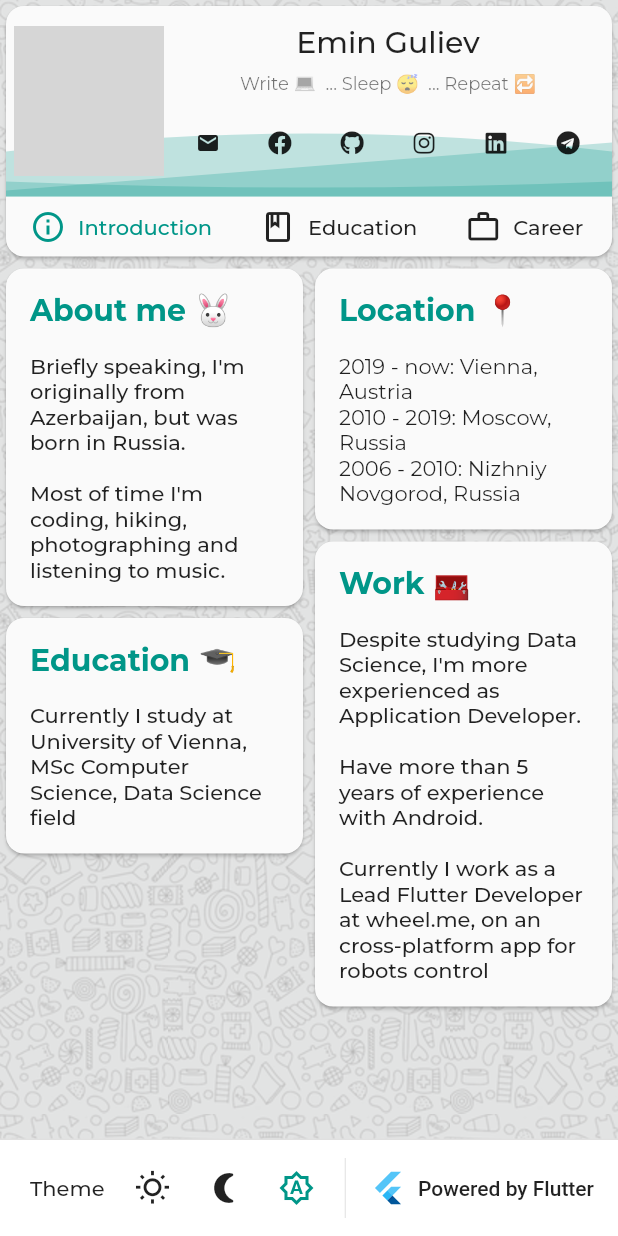
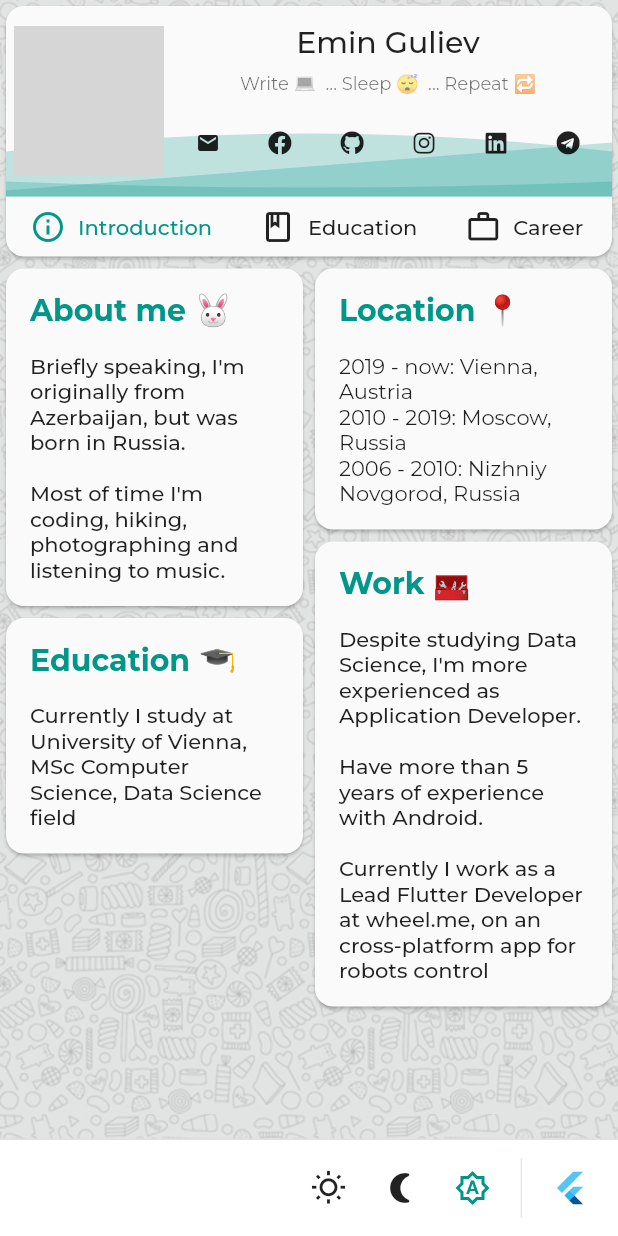
Before and after one commit to ezorrio/ezorrio.dev, a Flutter app: the screen it shows after launch, on a phone screen of 412 x 824 dp. Run offline on Flutter 3.47's test engine with Material 2 defaults, Android fonts, the light colour scheme and no system bars; our stand-ins replace bloc, flutter_bloc, font_awesome_flutter, google_fonts, shared_preferences, simple_animations; network calls fail; grey boxes are pictures that could not be loaded.

Commit message:
Centerized persistent bottombar

```diff
--- a/lib/Themes.dart
+++ b/lib/Themes.dart
@@ -24,6 +24,10 @@ class Themes {
                 borderRadius: BorderRadius.circular(12))),
         scaffoldBackgroundColor: Colors.white,
         pageTransitionsTheme: appPageTransitions,
+        buttonBarTheme: ButtonBarThemeData(
+            buttonHeight: 40,
+            alignment: MainAxisAlignment.center,
+            mainAxisSize: MainAxisSize.max),
         fontFamily: GoogleFonts.montserrat().fontFamily,
       );
 
@@ -39,6 +43,10 @@ class Themes {
         ),
         scaffoldBackgroundColor: Colors.grey.shade800,
         pageTransitionsTheme: appPageTransitions,
+        buttonBarTheme: ButtonBarThemeData(
+            buttonHeight: 40,
+            alignment: MainAxisAlignment.center,
+            mainAxisSize: MainAxisSize.max),
         fontFamily: GoogleFonts.montserrat().fontFamily,
       );
 }
--- a/lib/ui/widget/AppWidgets.dart
+++ b/lib/ui/widget/AppWidgets.dart
@@ -16,12 +16,8 @@ class AppWidgets {
       );
 
   static Widget poweredByFlutter({required BuildContext context}) =>
-      TextButton.icon(
+      IconButton(
         icon: FlutterLogo(),
-        label: Text(
-          'Powered by Flutter',
-          style: context.textStyleBody1,
-        ),
         onPressed: () async => await canLaunch(Constants.FLUTTER_URL)
             ? await launch(Constants.FLUTTER_URL)
             : throw 'Could not launch ${Constants.FLUTTER_URL}',
@@ -55,8 +51,6 @@ class AppWidgets {
         builder: (BuildContext context, AppearanceState state) => Row(
           mainAxisSize: MainAxisSize.min,
           children: [
-            Text('Theme', style: context.textStyleBody1),
-            SizedBox(width: 8),
             IconButton(
                 icon: Icon(Icons.wb_sunny_outlined),
                 disabledColor: context.primaryColor,
```
